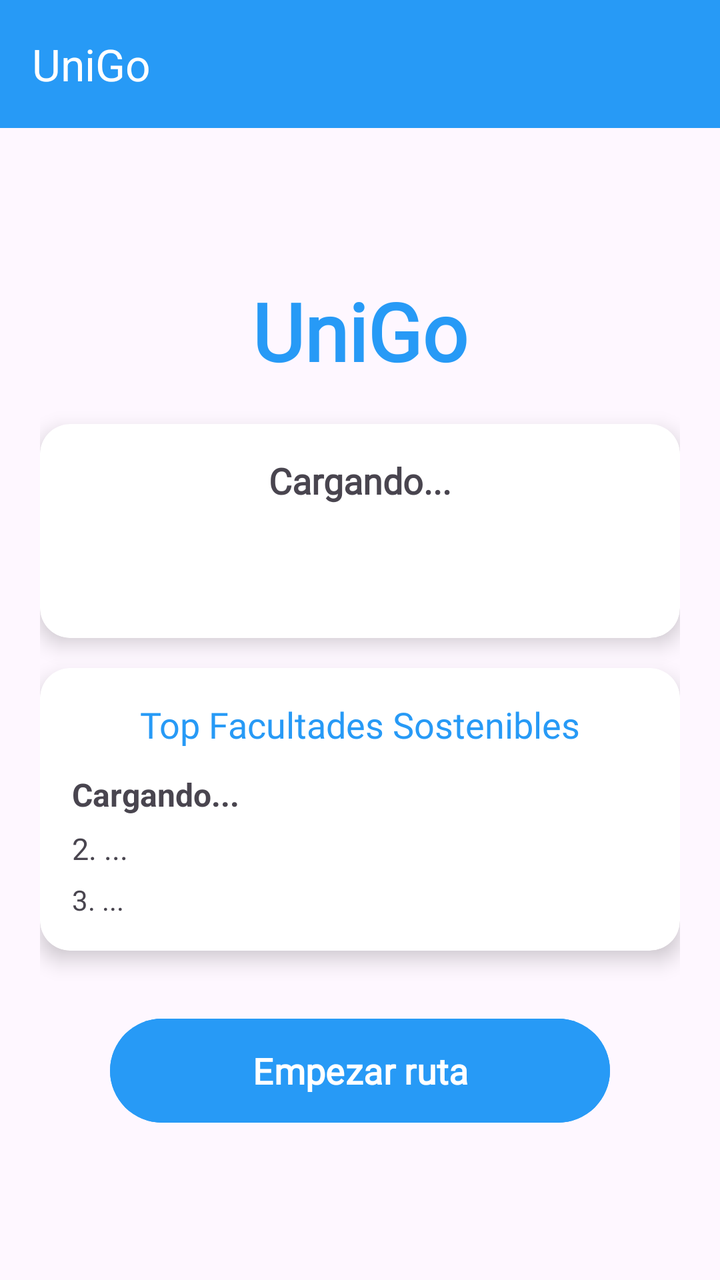
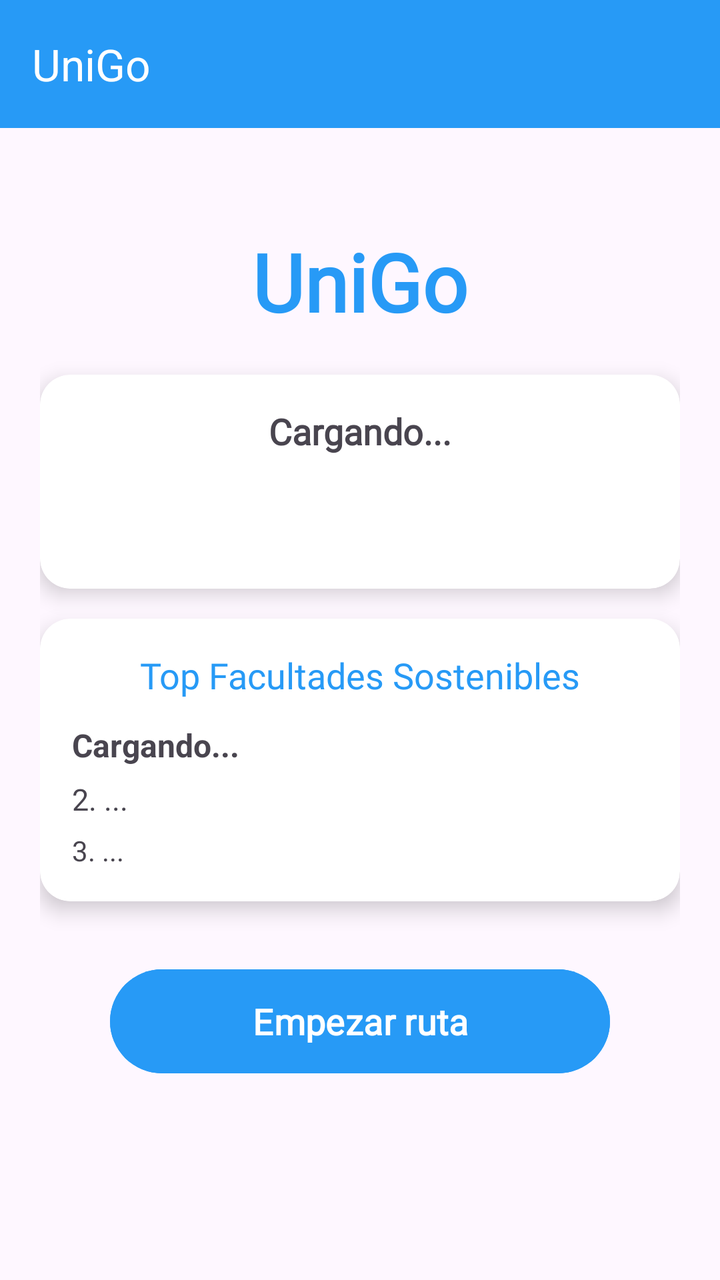

Screens rendered from an Android XML layout before and after an edit, with the pre-edit source and the edit as a unified diff.
<!-- AndroidManifest.xml: application theme Theme.Miau -->
<!-- res/layout/activity_main.xml -->
<?xml version="1.0" encoding="utf-8"?>
<androidx.drawerlayout.widget.DrawerLayout
    xmlns:android="http://schemas.android.com/apk/res/android"
    xmlns:app="http://schemas.android.com/apk/res-auto"
    xmlns:tools="http://schemas.android.com/tools"
    android:id="@+id/drawer_layout"
    android:layout_width="match_parent"
    android:layout_height="match_parent"
    android:fitsSystemWindows="true"
    tools:context=".MainActivity">

    <LinearLayout
        android:layout_width="match_parent"
        android:layout_height="match_parent"
        android:orientation="vertical">

        <androidx.appcompat.widget.Toolbar
            android:id="@+id/toolbar"
            android:layout_width="match_parent"
            android:layout_height="?attr/actionBarSize"
            android:background="?attr/colorPrimary"
            android:fontFamily="@font/playfair_semibolditalic"
            app:titleTextColor="@android:color/white"
            app:title="UniGo" />

        <LinearLayout
            android:id="@+id/contenido_principal"
            android:layout_width="match_parent"
            android:layout_height="match_parent"
            android:gravity="center"
            android:orientation="vertical"
            android:padding="20dp"
            android:visibility="visible">

            <TextView
                android:layout_width="wrap_content"
                android:layout_height="wrap_content"
                android:text="UniGo"
                android:fontFamily="@font/playfair_semibolditalic"
                android:textSize="40sp"
                android:textStyle="bold"
                android:textColor="?attr/colorPrimary"
                android:layout_marginBottom="20dp" />

            <androidx.cardview.widget.CardView
                android:layout_width="match_parent"
                android:layout_height="wrap_content"
                android:layout_marginBottom="15dp"
                app:cardCornerRadius="15dp"
                app:cardElevation="6dp">

                <LinearLayout
                    android:layout_width="match_parent"
                    android:layout_height="wrap_content"
                    android:orientation="vertical"
                    android:padding="16dp"
                    android:gravity="center">

                    <TextView
                        android:id="@+id/tvCityName"
                        android:layout_width="wrap_content"
                        android:layout_height="wrap_content"
                        android:text="@string/cargando"
                        android:fontFamily="@font/playfair_semibolditalic"
                        android:textSize="18sp"
                        android:textStyle="bold" />

                    <TextView
                        android:id="@+id/tvWeatherDesc"
                        android:layout_width="wrap_content"
                        android:layout_height="wrap_content"
                        android:layout_marginTop="5dp"
                        android:text=""
                        android:textAlignment="center"
                        android:textSize="14sp" />

                    <TextView
                        android:id="@+id/tvTemps"
                        android:layout_width="wrap_content"
                        android:layout_height="wrap_content"
                        android:layout_marginTop="5dp"
                        android:textSize="16sp"
                        android:textColor="@android:color/darker_gray" />
                </LinearLayout>
            </androidx.cardview.widget.CardView>

            <androidx.cardview.widget.CardView
                android:layout_width="match_parent"
                android:layout_height="wrap_content"
                android:layout_marginBottom="30dp"
                app:cardCornerRadius="15dp"
                app:cardElevation="6dp">

                <LinearLayout
                    android:layout_width="match_parent"
                    android:layout_height="wrap_content"
                    android:orientation="vertical"
                    android:padding="16dp">

                    <TextView
                        android:layout_width="match_parent"
                        android:layout_height="wrap_content"
                        android:text="@string/to_fac"
                        android:textSize="18sp"
                        android:fontFamily="@font/playfair_semibolditalic"
                        android:textAlignment="center"
                        android:textColor="?attr/colorPrimary"
                        android:layout_marginBottom="12dp" />

                    <TextView
                        android:id="@+id/tvTop1"
                        android:layout_width="match_parent"
                        android:layout_height="wrap_content"
                        android:text="@string/cargando"
                        android:textSize="16sp"
                        android:textStyle="bold"
                        android:layout_marginBottom="6dp"/>

                    <TextView
                        android:id="@+id/tvTop2"
                        android:layout_width="match_parent"
                        android:layout_height="wrap_content"
                        android:text="2. ..."
                        android:fontFamily="@font/playfair_regular"
                        android:textSize="15sp"
                        android:layout_marginBottom="6dp"/>

                    <TextView
                        android:id="@+id/tvTop3"
                        android:layout_width="match_parent"
                        android:layout_height="wrap_content"
                        android:text="3. ..."
                        android:fontFamily="@font/playfair_regular"
                        android:textSize="14sp"/>
                </LinearLayout>
            </androidx.cardview.widget.CardView>

            <Button
                android:id="@+id/btnEntrar"
                android:layout_width="250dp"
                android:layout_height="60dp"
                android:text="@string/empruta"
                android:fontFamily="@font/playfair_regular"
                android:textStyle="bold"
                android:textSize="18sp"
                android:backgroundTint="?attr/colorPrimary"
                android:textColor="@android:color/white" />
        </LinearLayout>

        <FrameLayout
            android:id="@+id/fragment_container"
            android:layout_width="match_parent"
            android:layout_height="match_parent" />

    </LinearLayout>

    <com.google.android.material.navigation.NavigationView
        android:id="@+id/nav_view"
        android:layout_width="wrap_content"
        android:layout_height="match_parent"
        android:layout_gravity="start"
        app:menu="@menu/nav_menu" />

</androidx.drawerlayout.widget.DrawerLayout>
<!-- resources referenced by this layout -->
<resources>
  <string name="cargando">Cargando...</string>
  <string name="empruta">Empezar ruta</string>
  <string name="to_fac">Top Facultades Sostenibles</string>
  <style name="Theme.Miau" parent="Base.Theme.Miau" />
  <style name="Base.Theme.Miau" parent="Theme.Material3.DayNight.NoActionBar">
          <item name="colorPrimary">@color/blue_primary</item>
          <item name="colorPrimaryVariant">@color/blue_primary_dark</item>
          <item name="colorSecondary">@color/accent</item>
      </style>
  <color name="blue_primary">#279AF6</color>
  <color name="blue_primary_dark">#155BA2</color>
  <color name="accent">#ED427C</color>
</resources>

<!-- the commit's change to res/layout/activity_main.xml (unified diff, before → after) -->
@@ -9,150 +9,156 @@
     android:fitsSystemWindows="true"
     tools:context=".MainActivity">
 
-    <LinearLayout
+    <ScrollView
         android:layout_width="match_parent"
-        android:layout_height="match_parent"
-        android:orientation="vertical">
-
-        <androidx.appcompat.widget.Toolbar
-            android:id="@+id/toolbar"
-            android:layout_width="match_parent"
-            android:layout_height="?attr/actionBarSize"
-            android:background="?attr/colorPrimary"
-            android:fontFamily="@font/playfair_semibolditalic"
-            app:titleTextColor="@android:color/white"
-            app:title="UniGo" />
+        android:layout_height="match_parent">
 
         <LinearLayout
-            android:id="@+id/contenido_principal"
             android:layout_width="match_parent"
-            android:layout_height="match_parent"
-            android:gravity="center"
-            android:orientation="vertical"
-            android:padding="20dp"
-            android:visibility="visible">
+            android:layout_height="wrap_content"
+            android:orientation="vertical">
 
-            <TextView
-                android:layout_width="wrap_content"
-                android:layout_height="wrap_content"
-                android:text="UniGo"
+            <androidx.appcompat.widget.Toolbar
+                android:id="@+id/toolbar"
+                android:layout_width="match_parent"
+                android:layout_height="?attr/actionBarSize"
+                android:background="?attr/colorPrimary"
                 android:fontFamily="@font/playfair_semibolditalic"
-                android:textSize="40sp"
-                android:textStyle="bold"
-                android:textColor="?attr/colorPrimary"
-                android:layout_marginBottom="20dp" />
+                app:title="UniGo"
+                app:titleTextColor="@android:color/white" />
 
-            <androidx.cardview.widget.CardView
+            <LinearLayout
+                android:id="@+id/contenido_principal"
                 android:layout_width="match_parent"
-                android:layout_height="wrap_content"
-                android:layout_marginBottom="15dp"
-                app:cardCornerRadius="15dp"
-                app:cardElevation="6dp">
+                android:layout_height="match_parent"
+                android:layout_marginTop="30dp"
+                android:gravity="center"
+                android:orientation="vertical"
+                android:padding="20dp"
+                android:visibility="visible">
 
-                <LinearLayout
+                <TextView
+                    android:layout_width="wrap_content"
+                    android:layout_height="wrap_content"
+                    android:layout_marginBottom="20dp"
+                    android:fontFamily="@font/playfair_semibolditalic"
+                    android:text="UniGo"
+                    android:textColor="?attr/colorPrimary"
+                    android:textSize="40sp"
+                    android:textStyle="bold" />
+
+                <androidx.cardview.widget.CardView
                     android:layout_width="match_parent"
                     android:layout_height="wrap_content"
-                    android:orientation="vertical"
-                    android:padding="16dp"
-                    android:gravity="center">
+                    android:layout_marginBottom="15dp"
+                    app:cardCornerRadius="15dp"
+                    app:cardElevation="6dp">
 
-                    <TextView
-                        android:id="@+id/tvCityName"
-                        android:layout_width="wrap_content"
+                    <LinearLayout
+                        android:layout_width="match_parent"
                         android:layout_height="wrap_content"
-                        android:text="@string/cargando"
-                        android:fontFamily="@font/playfair_semibolditalic"
-                        android:textSize="18sp"
-                        android:textStyle="bold" />
+                        android:gravity="center"
+                        android:orientation="vertical"
+                        android:padding="16dp">
 
-                    <TextView
-                        android:id="@+id/tvWeatherDesc"
-                        android:layout_width="wrap_content"
-                        android:layout_height="wrap_content"
-                        android:layout_marginTop="5dp"
-                        android:text=""
-                        android:textAlignment="center"
-                        android:textSize="14sp" />
+                        <TextView
+                            android:id="@+id/tvCityName"
+                            android:layout_width="wrap_content"
+                            android:layout_height="wrap_content"
+                            android:fontFamily="@font/playfair_semibolditalic"
+                            android:text="@string/cargando"
+                            android:textSize="18sp"
+                            android:textStyle="bold" />
 
-                    <TextView
-                        android:id="@+id/tvTemps"
-                        android:layout_width="wrap_content"
-                        android:layout_height="wrap_content"
-                        android:layout_marginTop="5dp"
-                        android:textSize="16sp"
-                        android:textColor="@android:color/darker_gray" />
-                </LinearLayout>
-            </androidx.cardview.widget.CardView>
+                        <TextView
+                            android:id="@+id/tvWeatherDesc"
+                            android:layout_width="wrap_content"
+                            android:layout_height="wrap_content"
+                            android:layout_marginTop="5dp"
+                            android:text=""
+                            android:textAlignment="center"
+                            android:textSize="14sp" />
 
-            <androidx.cardview.widget.CardView
-                android:layout_width="match_parent"
-                android:layout_height="wrap_content"
-                android:layout_marginBottom="30dp"
-                app:cardCornerRadius="15dp"
-                app:cardElevation="6dp">
+                        <TextView
+                            android:id="@+id/tvTemps"
+                            android:layout_width="wrap_content"
+                            android:layout_height="wrap_content"
+                            android:layout_marginTop="5dp"
+                            android:textColor="@android:color/darker_gray"
+                            android:textSize="16sp" />
+                    </LinearLayout>
+                </androidx.cardview.widget.CardView>
 
-                <LinearLayout
+                <androidx.cardview.widget.CardView
                     android:layout_width="match_parent"
                     android:layout_height="wrap_content"
-                    android:orientation="vertical"
-                    android:padding="16dp">
+                    android:layout_marginBottom="30dp"
+                    app:cardCornerRadius="15dp"
+                    app:cardElevation="6dp">
 
-                    <TextView
+                    <LinearLayout
                         android:layout_width="match_parent"
                         android:layout_height="wrap_content"
-                        android:text="@string/to_fac"
-                        android:textSize="18sp"
-                        android:fontFamily="@font/playfair_semibolditalic"
-                        android:textAlignment="center"
-                        android:textColor="?attr/colorPrimary"
-                        android:layout_marginBottom="12dp" />
+                        android:orientation="vertical"
+                        android:padding="16dp">
 
-                    <TextView
-                        android:id="@+id/tvTop1"
-                        android:layout_width="match_parent"
-                        android:layout_height="wrap_content"
-                        android:text="@string/cargando"
-                        android:textSize="16sp"
-                        android:textStyle="bold"
-                        android:layout_marginBottom="6dp"/>
+                        <TextView
+                            android:layout_width="match_parent"
+                            android:layout_height="wrap_content"
+                            android:layout_marginBottom="12dp"
+                            android:fontFamily="@font/playfair_semibolditalic"
+                            android:text="@string/to_fac"
+                            android:textAlignment="center"
+                            android:textColor="?attr/colorPrimary"
+                            android:textSize="18sp" />
 
-                    <TextView
-                        android:id="@+id/tvTop2"
-                        android:layout_width="match_parent"
-                        android:layout_height="wrap_content"
-                        android:text="2. ..."
-                        android:fontFamily="@font/playfair_regular"
-                        android:textSize="15sp"
-                        android:layout_marginBottom="6dp"/>
+                        <TextView
+                            android:id="@+id/tvTop1"
+                            android:layout_width="match_parent"
+                            android:layout_height="wrap_content"
+                            android:layout_marginBottom="6dp"
+                            android:text="@string/cargando"
+                            android:textSize="16sp"
+                            android:textStyle="bold" />
 
-                    <TextView
-                        android:id="@+id/tvTop3"
-                        android:layout_width="match_parent"
-                        android:layout_height="wrap_content"
-                        android:text="3. ..."
-                        android:fontFamily="@font/playfair_regular"
-                        android:textSize="14sp"/>
-                </LinearLayout>
-            </androidx.cardview.widget.CardView>
+                        <TextView
+                            android:id="@+id/tvTop2"
+                            android:layout_width="match_parent"
+                            android:layout_height="wrap_content"
+                            android:layout_marginBottom="6dp"
+                            android:fontFamily="@font/playfair_regular"
+                            android:text="2. ..."
+                            android:textSize="15sp" />
 
-            <Button
-                android:id="@+id/btnEntrar"
-                android:layout_width="250dp"
-                android:layout_height="60dp"
-                android:text="@string/empruta"
-                android:fontFamily="@font/playfair_regular"
-                android:textStyle="bold"
-                android:textSize="18sp"
-                android:backgroundTint="?attr/colorPrimary"
-                android:textColor="@android:color/white" />
+                        <TextView
+                            android:id="@+id/tvTop3"
+                            android:layout_width="match_parent"
+                            android:layout_height="wrap_content"
+                            android:fontFamily="@font/playfair_regular"
+                            android:text="3. ..."
+                            android:textSize="14sp" />
+                    </LinearLayout>
+                </androidx.cardview.widget.CardView>
+
+                <Button
+                    android:id="@+id/btnEntrar"
+                    android:layout_width="250dp"
+                    android:layout_height="60dp"
+                    android:backgroundTint="?attr/colorPrimary"
+                    android:fontFamily="@font/playfair_regular"
+                    android:text="@string/empruta"
+                    android:textColor="@android:color/white"
+                    android:textSize="18sp"
+                    android:textStyle="bold" />
+            </LinearLayout>
+
+            <FrameLayout
+                android:id="@+id/fragment_container"
+                android:layout_width="match_parent"
+                android:layout_height="match_parent" />
+
         </LinearLayout>
-
-        <FrameLayout
-            android:id="@+id/fragment_container"
-            android:layout_width="match_parent"
-            android:layout_height="match_parent" />
-
-    </LinearLayout>
+    </ScrollView>
 
     <com.google.android.material.navigation.NavigationView
         android:id="@+id/nav_view"
